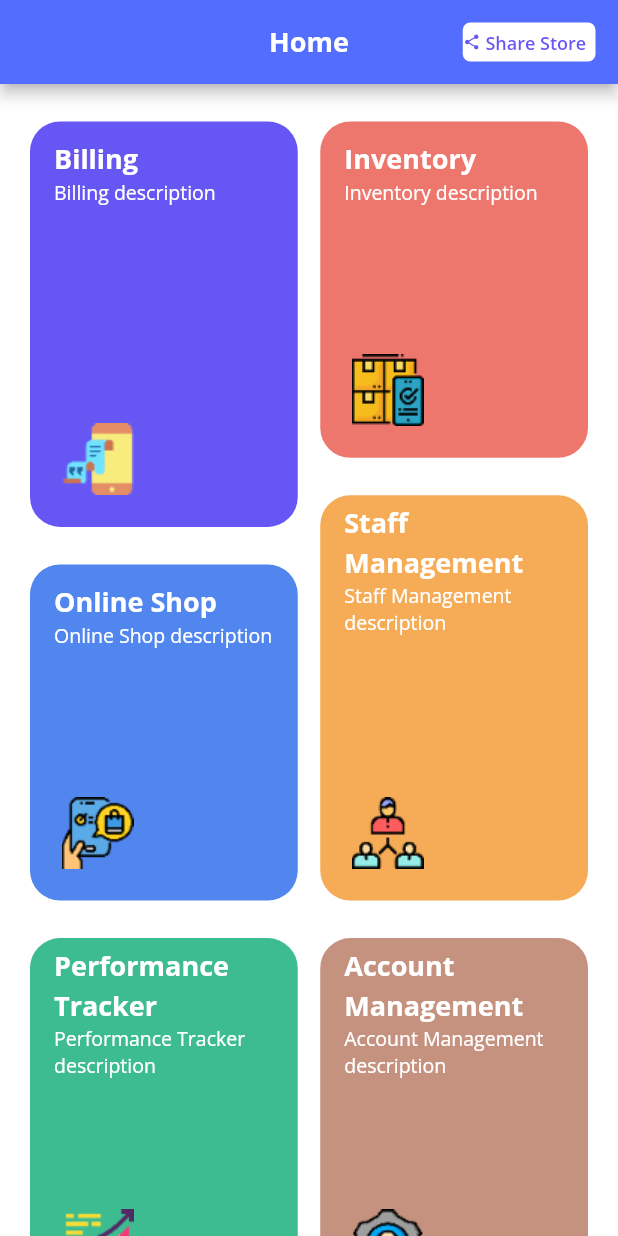
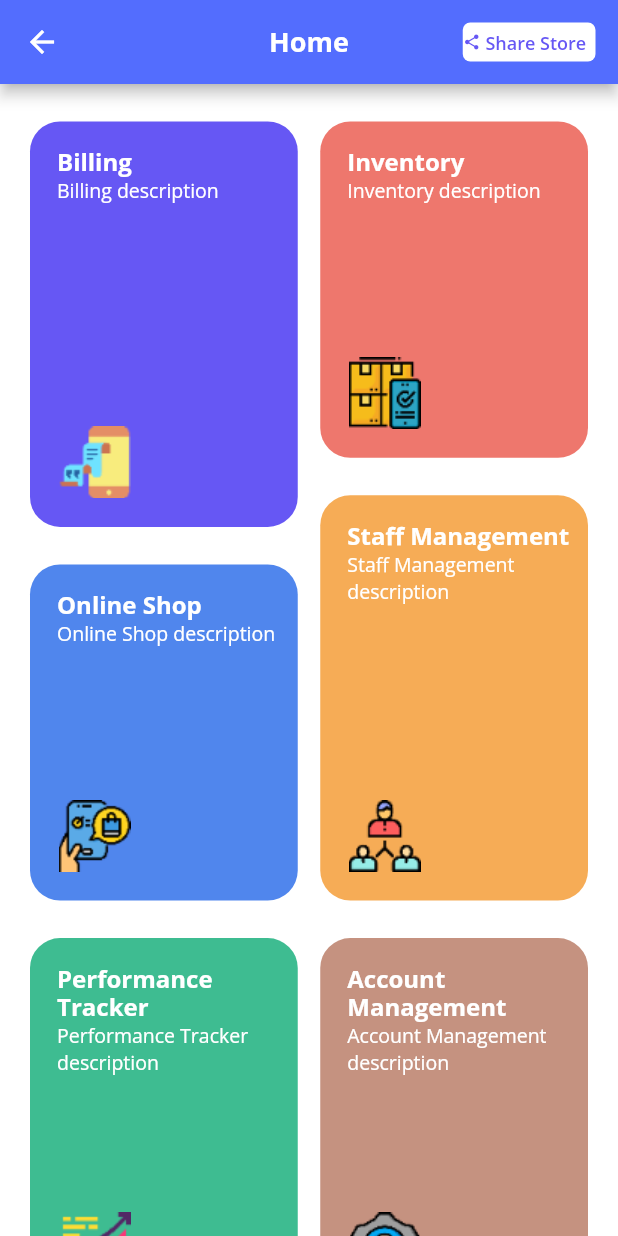
Before and after one commit to Officialchandan/vendor, a Flutter app: the HomeScreen screen opened directly, on a phone screen of 412 x 824 dp. Run offline on Flutter 3.47's test engine with Material 2 defaults, Android fonts, the phone set to English and light mode, and no system bars; our stand-ins replace connectivity, dio, equatable, flutter_bloc, fluttertoast, google_fonts and 2 more; accounts and stored records are empty.

Commit message:
30 aug first

```diff
--- a/lib/ui/home/home.dart
+++ b/lib/ui/home/home.dart
@@ -1,7 +1,8 @@
+import 'dart:developer';
+
 import 'package:flutter/material.dart';
 import 'package:flutter_staggered_grid_view/flutter_staggered_grid_view.dart';
 import 'package:vendor/utility/color.dart';
-
 
 class HomeScreen extends StatefulWidget {
   const HomeScreen({Key? key}) : super(key: key);
@@ -106,37 +107,46 @@
                                     : Colors.brown,
             //index.isEven ? Colors.indigoAccent : Colors.indigoAccent[100],
           ),
+          child: GestureDetector(
+            onTap: () {
+              routeManager(index);
+            },
+            child: Padding(
+              padding: const EdgeInsets.all(8.0),
+              child: Column(
+                crossAxisAlignment: CrossAxisAlignment.start,
+                mainAxisAlignment: MainAxisAlignment.spaceBetween,
+                children: [
+                  Container(
+                      padding: EdgeInsets.only(left: 10, top: 10),
                       child: Column(
                         crossAxisAlignment: CrossAxisAlignment.start,
                         children: [
-              Expanded(
-                child: ListTile(
-                  title: Text(
-                    name[index],
+                          Text(name[index],
                               style: TextStyle(
                                 color: Colors.white,
-                      fontSize: 18.0,
-                      height: 1.5,
+                                fontSize: 16.0,
+                                height: 1.2,
                                 fontWeight: FontWeight.bold,
-                    ),
-                  ),
-                  subtitle: Text(
+                              )),
+                          Text(
                             description[index],
                             style: TextStyle(
                               fontSize: 13,
                               color: Colors.white,
                             ),
                           ),
-                ),
-              ),
-              Padding(
-                  padding: const EdgeInsets.all(10.0),
+                        ],
+                      )),
+                  Container(
                       child: Image.asset(
                     images[index],
                     height: 70,
                     width: 70,
                   ))
                 ],
+              ),
+            ),
           ),
         ),
         staggeredTileBuilder: (int index) => StaggeredTile.count(
@@ -161,4 +171,21 @@
       ),
     );
   }
+
+  routeManager(index) {
+    log("$index");
+    index == 0
+        ? Navigator.pop(context)
+        : index == 1
+            ? Navigator.pop(context)
+            : index == 2
+                ? Navigator.pop(context)
+                : index == 3
+                    ? Navigator.pop(context)
+                    : index == 4
+                        ? Navigator.pop(context)
+                        : index == 5
+                            ? Navigator.pop(context)
+                            : Navigator.pop(context);
   }
+}
--- /dev/null
+++ b/lib/utility/routs.dart
@@ -0,0 +1,10 @@
+import 'package:vendor/UI/home/home.dart';
+import 'package:vendor/UI/language/select_language.dart';
+
+class Routes {
+  static const SplashScreen = "/splash_screen";
+  static const LoginScreen = "/login_screen";
+  static const SelectLanguage = "/select_language_screen";
+  static const SIGN_UP_SCREEN = "/sign_up_screen";
+  static const HomeScreen = "/home_screen";
+}
--- a/pubspec.yaml
+++ b/pubspec.yaml
@@ -31,7 +31,11 @@
   # Use with the CupertinoIcons class for iOS style icons.
   cupertino_icons: ^1.0.2
   flutter_staggered_grid_view:
+  equatable:
 
+  #bloc architecture
+  flutter_bloc:
+  page_transition:
   #toast msg
   fluttertoast:
 
```
Also changed, not shown: lib/main.dart (+27 -0 lines), lib/provider/api_provider.dart (+23 -24 lines), lib/ui/login/login_bloc.dart (added, +68 -0 lines), lib/ui/login/login_event.dart (added, +23 -0 lines), lib/ui/login/login_screen.dart (+116 -81 lines), lib/ui/login/login_state.dart (added, +33 -0 lines), lib/widget/app_button.dart (added, +32 -0 lines), pubspec.lock. Lines whose indentation alone changed are shown as unchanged.
